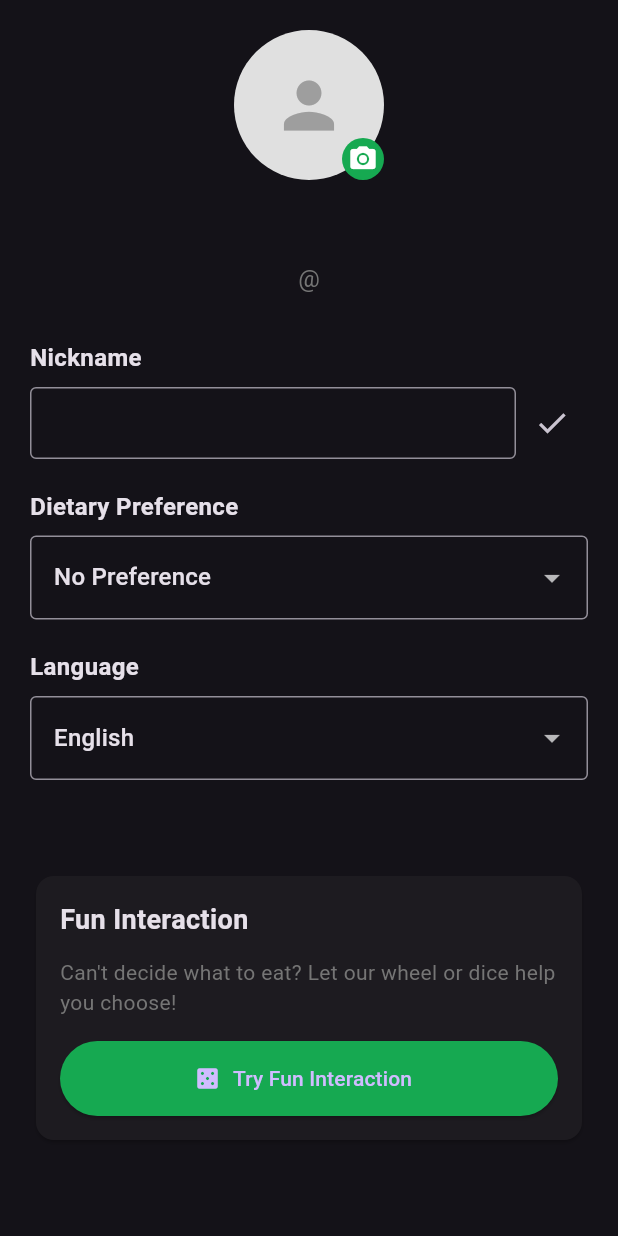
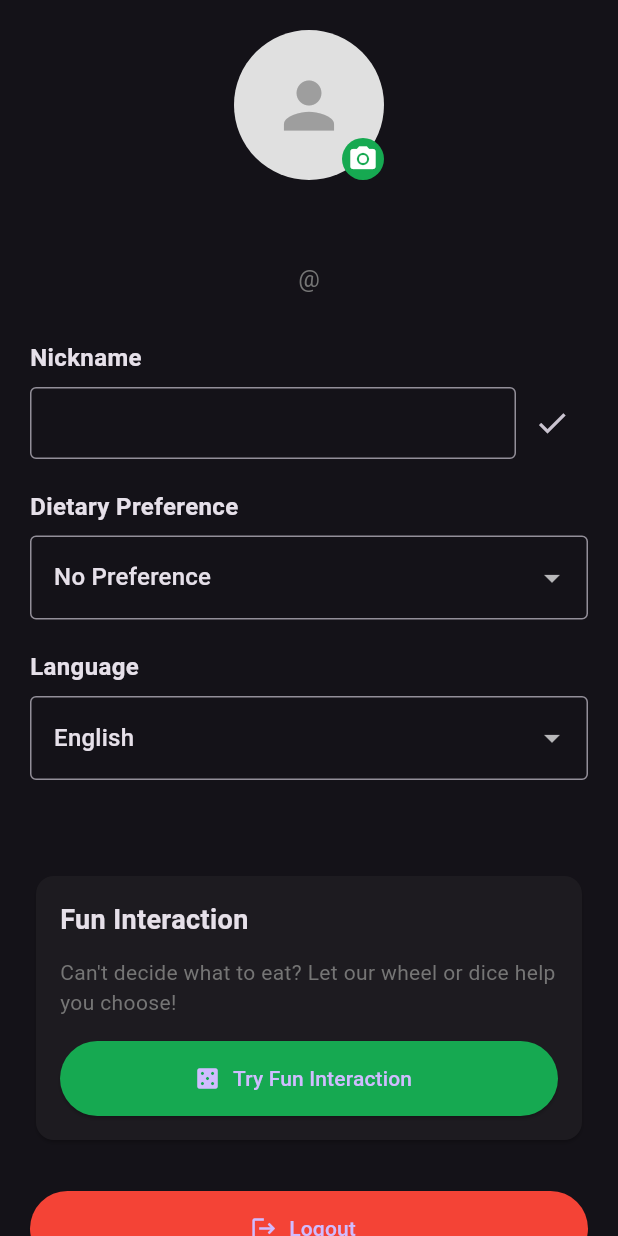
Before and after one commit to Xingchen722/My-Orbital-Project----ByteBites, a Flutter app: the ProfilePage widget shown alone on an empty page, opened directly, on a phone screen of 412 x 824 dp. Run offline on Flutter 3.47's test engine with Material 3 defaults, Android fonts, the phone set to English and light mode, and no system bars; our stand-ins replace geolocator, image_picker, shared_preferences; accounts and stored records are empty; generated files the repository leaves out were written again.

Commit message:
feat: 退出登录按钮支持多语言，学生和商家均可安全退出

```diff
--- a/lib/l10n/app_en.arb
+++ b/lib/l10n/app_en.arb
@@ -105,5 +105,6 @@
     "queueEstimationTitle": "Canteen Queue Estimation",
     "distance": "Distance",
     "currentPosition": "Current Position",
-    "vendorReply": "Vendor Reply"
+    "vendorReply": "Vendor Reply",
+    "logout": "Logout"
 }
--- a/lib/l10n/app_localizations.dart
+++ b/lib/l10n/app_localizations.dart
@@ -113,4 +113,6 @@ class AppLocalizations {
   String get queueEstimationTitle => translate('queueEstimationTitle');
   String get distance => translate('distance');
   String get vendorReply => translate('vendorReply');
+  // 新增退出登录
+  String get logout => translate('logout');
 }
--- a/lib/l10n/app_zh.arb
+++ b/lib/l10n/app_zh.arb
@@ -105,5 +105,6 @@
     "queueEstimationTitle": "食堂排队情况估计",
     "distance": "距离",
     "currentPosition": "当前位置",
-    "vendorReply": "商家回复"
+    "vendorReply": "商家回复",
+    "logout": "退出登录"
 }
--- a/lib/screens/home_screen_students.dart
+++ b/lib/screens/home_screen_students.dart
@@ -393,6 +393,25 @@ class _ProfilePageState extends State<ProfilePage> {
               ),
             ),
           ),
+          // 趣味互动按钮下方添加退出登录按钮
+          const SizedBox(height: 30),
+          ElevatedButton.icon(
+            onPressed: () async {
+              final prefs = await SharedPreferences.getInstance();
+              await prefs.remove('currentUsername');
+              await prefs.remove('currentUserType');
+              await prefs.remove('currentUserAvatar');
+              if (mounted) {
+                Navigator.pushNamedAndRemoveUntil(context, '/login', (route) => false);
+              }
+            },
+            icon: const Icon(Icons.logout),
+            label: Text(AppLocalizations.of(context)!.logout),
+            style: ElevatedButton.styleFrom(
+              backgroundColor: Colors.red,
+              minimumSize: const Size(double.infinity, 50),
+            ),
+          ),
         ],
       ),
     );
```
Also changed, not shown: lib/screens/home_screen_vendors.dart (+20 -0 lines).
